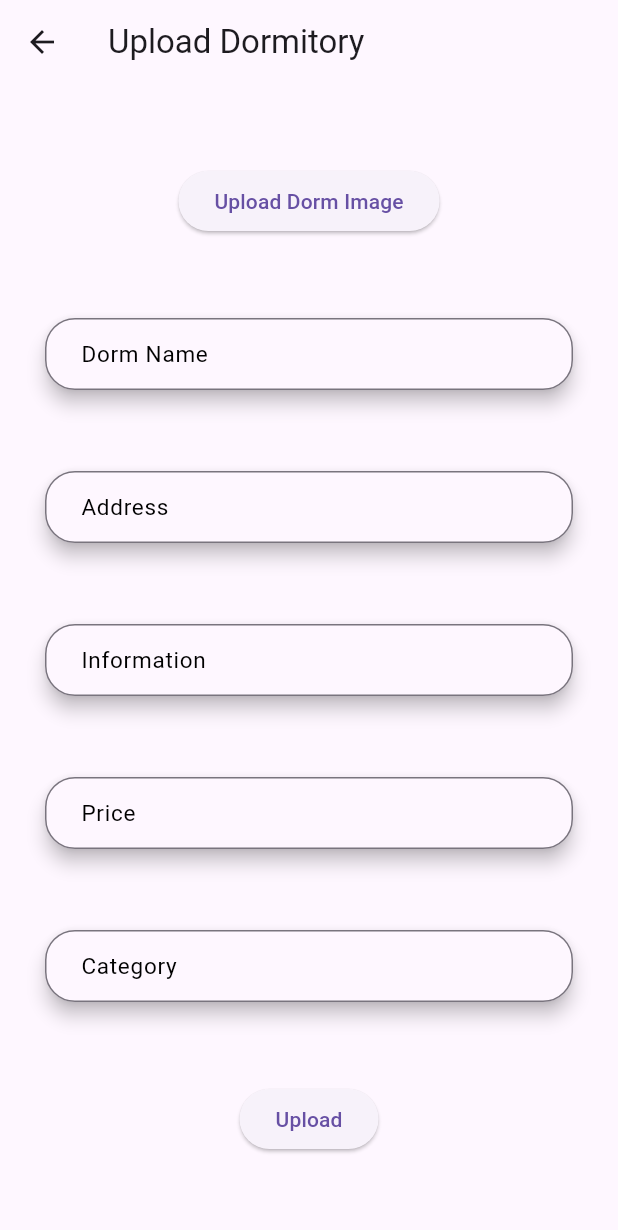
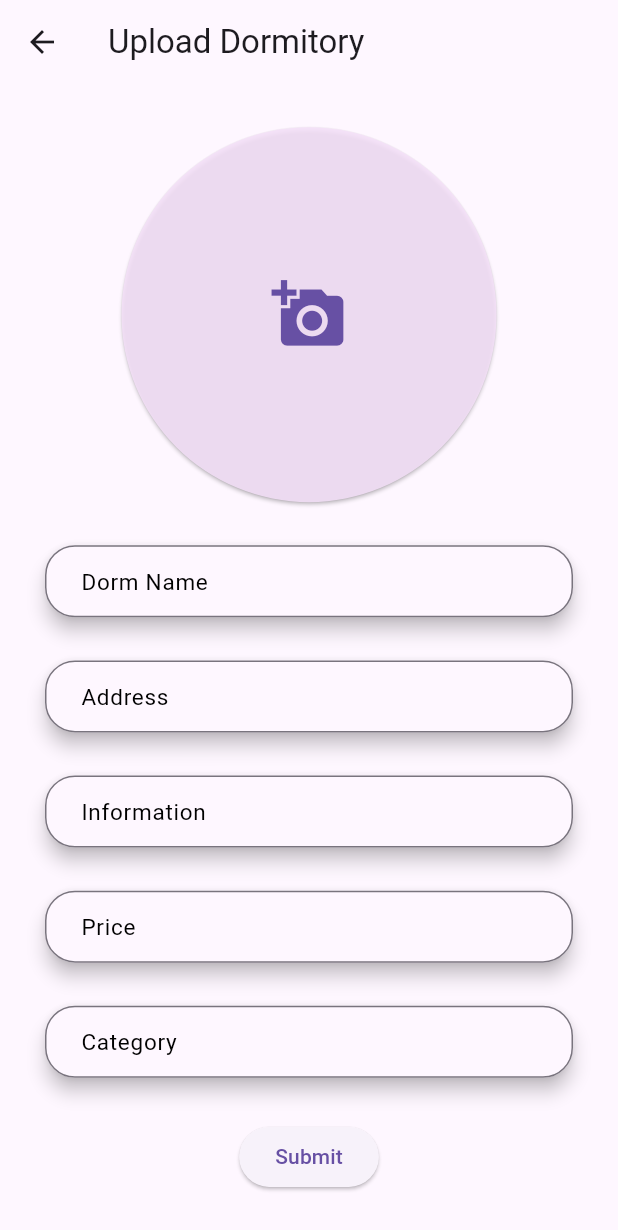
Before and after one commit to AtomParameth/Mobile-Application-Dorm-Dee, a Flutter app: the UploadDorm screen opened directly, on a phone screen of 412 x 824 dp. Shown: the top 1230 px of the screen. Run offline on Flutter 3.47's test engine with Material 3 defaults, Android fonts, the phone set to English and light mode, and no system bars; our stand-ins replace carousel_slider, cloud_firestore, dots_indicator, firebase_auth, firebase_core, firebase_storage and 3 more; accounts and stored records are empty; network calls fail.

Commit message:
improve upload dorm picture

```diff
--- a/dormdee/lib/controllers/auth_controller.dart
+++ b/dormdee/lib/controllers/auth_controller.dart
@@ -1,5 +1,4 @@
 import 'package:cloud_firestore/cloud_firestore.dart';
-import 'package:dormdee/pages/profile_page.dart';
 import 'package:dormdee/utilities/error_snackbar.dart';
 import 'package:dormdee/utilities/show_loading.dart';
 import 'package:firebase_auth/firebase_auth.dart';
@@ -78,12 +77,12 @@ class AuthController extends GetxController {
     try {
       await FirebaseFirestore.instance
           .collection("users")
-          .doc(firebaseUser.value!.uid)
+          .doc(FirebaseAuth.instance.currentUser!.uid)
           .update({
         "phone_number": phoneNumberController.text.trim(),
         "username": userNameController.text.trim(),
       });
-      Get.to(() => const ProfilePage());
+      Get.back();
     } on FirebaseException catch (e) {
       showErrorSnackbar("Error", e.message.toString());
     }
--- a/dormdee/lib/pages/upload_dorm.dart
+++ b/dormdee/lib/pages/upload_dorm.dart
@@ -1,6 +1,7 @@
 import 'package:dormdee/controllers/dorm_controller.dart';
 import 'package:dormdee/utilities/text_field.dart';
 import 'package:flutter/material.dart';
+import 'package:get/get.dart';
 
 class UploadDorm extends StatelessWidget {
   const UploadDorm({Key? key}) : super(key: key);
@@ -16,6 +17,11 @@ class UploadDorm extends StatelessWidget {
           mainAxisAlignment: MainAxisAlignment.spaceEvenly,
           children: [
             ElevatedButton(
+              style: ElevatedButton.styleFrom(
+                  minimumSize: const Size(250, 250),
+                  backgroundColor: const Color.fromARGB(221, 244, 224, 248),
+                  shape: RoundedRectangleBorder(
+                      borderRadius: BorderRadius.circular(200))),
               onPressed: () async {
                 try {
                   final imageUrl =
@@ -25,7 +31,23 @@ class UploadDorm extends StatelessWidget {
                   throw "Something went wrong $e";
                 }
               },
-                child: const Text("Upload Dorm Image")),
+              child: Obx(() {
+                return DormController.instance.imageUrlRx.value == ""
+                    ? const Icon(
+                        Icons.add_a_photo,
+                        size: 50.0,
+                      )
+                    : FittedBox(
+                        clipBehavior: Clip.hardEdge,
+                        child: Image.network(
+                          DormController.instance.imageUrlRx.value,
+                          fit: BoxFit.fill,
+                          width: 250,
+                          height: 250,
+                        ),
+                      );
+              }),
+            ),
             AppTextField(
                 controller: DormController.instance.name, title: "Dorm Name"),
             AppTextField(
@@ -43,7 +65,7 @@ class UploadDorm extends StatelessWidget {
                   DormController.instance
                       .uploadDorm(DormController.instance.imageUrl);
                 },
-                child: const Text("Upload"))
+                child: const Text("Submit"))
           ],
         ),
       ),
```
Also changed, not shown: dormdee/lib/pages/edit_profile.dart (+48 -105 lines), dormdee/lib/pages/profile_page.dart (+6 -3 lines), dormdee/lib/utilities/loading.dart (added, +10 -0 lines). Lines whose indentation alone changed are shown as unchanged.
